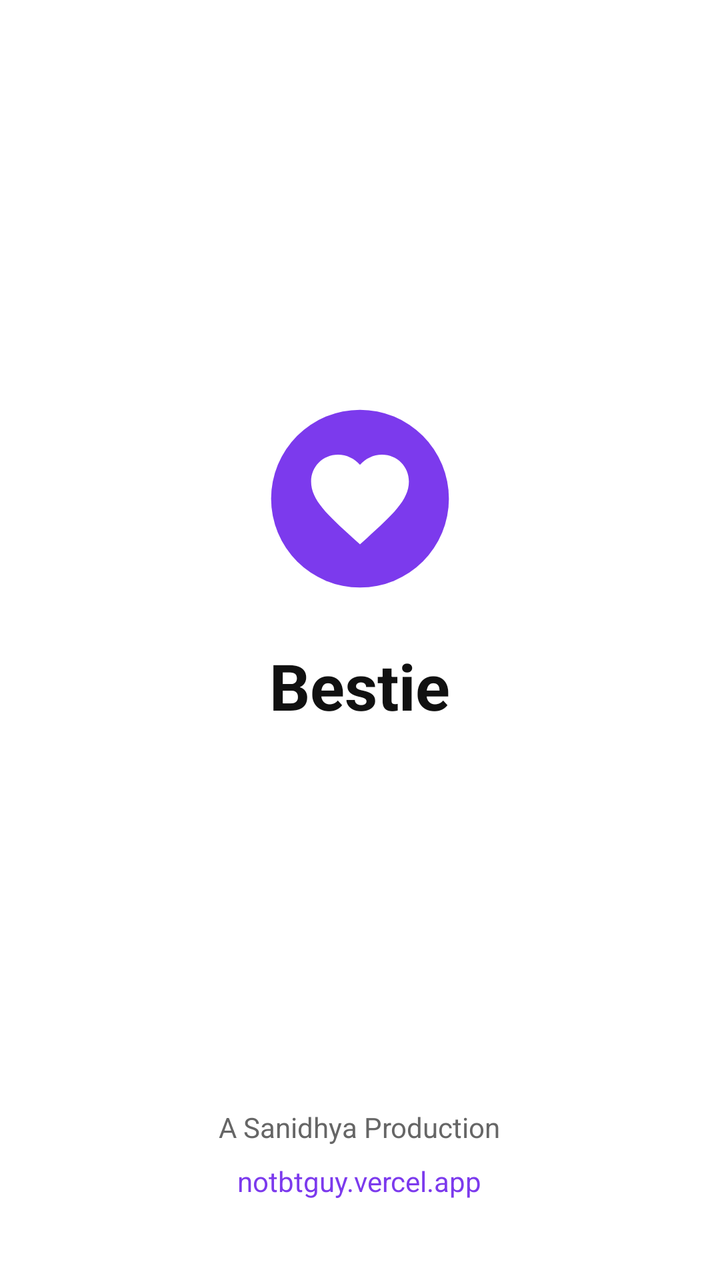
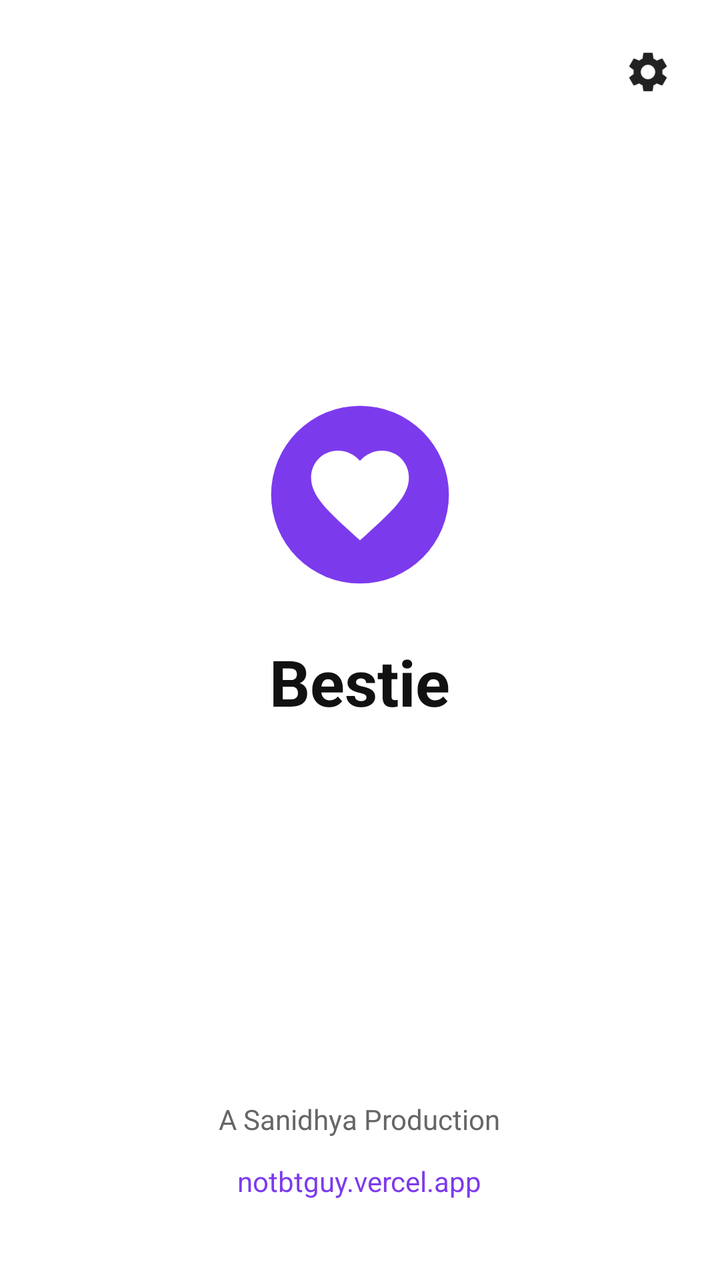

Two renders of the same Android screen: before a commit and after it. Below are the layout's source before the change and the commit's diff.
<!-- AndroidManifest.xml: activity theme Theme.Bestie.Starting -->
<!-- res/layout/activity_splash.xml -->
<?xml version="1.0" encoding="utf-8"?>
<LinearLayout xmlns:android="http://schemas.android.com/apk/res/android"
    android:layout_width="match_parent"
    android:layout_height="match_parent"
    android:background="@color/bg"
    android:gravity="center_horizontal"
    android:orientation="vertical">

    <LinearLayout
        android:layout_width="match_parent"
        android:layout_height="0dp"
        android:layout_weight="1"
        android:gravity="center"
        android:orientation="vertical">

        <ImageView
            android:layout_width="120dp"
            android:layout_height="120dp"
            android:contentDescription="@string/app_name"
            android:src="@drawable/ic_logo" />

        <TextView
            android:layout_width="wrap_content"
            android:layout_height="wrap_content"
            android:layout_marginTop="12dp"
            android:text="@string/app_name"
            android:textColor="@color/text_primary"
            android:textSize="32sp"
            android:textStyle="bold" />
    </LinearLayout>

    <TextView
        android:layout_width="wrap_content"
        android:layout_height="wrap_content"
        android:text="@string/splash_footer"
        android:textColor="@color/text_secondary"
        android:textSize="14sp" />

    <TextView
        android:id="@+id/splashLink"
        android:layout_width="wrap_content"
        android:layout_height="wrap_content"
        android:layout_marginBottom="32dp"
        android:padding="8dp"
        android:text="@string/splash_link"
        android:textColor="@color/bestie_purple"
        android:textSize="14sp" />
</LinearLayout>
<!-- resources referenced by this layout -->
<resources>
  <color name="bestie_purple">#7C3AED</color>
  <color name="bg">#FFFFFF</color>
  <color name="text_primary">#111111</color>
  <color name="text_secondary">#666666</color>
  <!-- drawable ic_logo (drawable) -->
  <vector xmlns:android="http://schemas.android.com/apk/res/android"
      android:width="108dp"
      android:height="108dp"
      android:viewportWidth="108"
      android:viewportHeight="108">
      <path
          android:fillColor="#7C3AED"
          android:pathData="M54,54m-40,0a40,40 0,1 1,80 0a40,40 0,1 1,-80 0" />
      <group
          android:scaleX="2.2"
          android:scaleY="2.2"
          android:translateX="27.6"
          android:translateY="27.6">
          <path
              android:fillColor="#FFFFFF"
              android:pathData="M12,21.35l-1.45,-1.32C5.4,15.36 2,12.28 2,8.5 2,5.42 4.42,3 7.5,3c1.74,0 3.41,0.81 4.5,2.09C13.09,3.81 14.76,3 16.5,3 19.58,3 22,5.42 22,8.5c0,3.78 -3.4,6.86 -8.55,11.54L12,21.35z" />
      </group>
  </vector>
  <string name="app_name">Bestie</string>
  <string name="splash_footer">A Sanidhya Production</string>
  <string name="splash_link">notbtguy.vercel.app</string>
  <style name="Theme.Bestie.Starting" parent="Theme.SplashScreen">
          <item name="windowSplashScreenBackground">@color/splash_bg</item>
          <item name="windowSplashScreenAnimatedIcon">@drawable/ic_logo</item>
          <item name="postSplashScreenTheme">@style/Theme.Bestie</item>
      </style>
  <color name="splash_bg">#FFFFFF</color>
  <style name="Theme.Bestie" parent="Theme.MaterialComponents.DayNight.NoActionBar">
          <item name="colorPrimary">@color/bestie_purple</item>
          <item name="colorPrimaryDark">@color/bestie_purple_dark</item>
          <item name="colorSecondary">@color/bestie_purple</item>
          <item name="android:windowBackground">@color/bg</item>
          <item name="android:statusBarColor">@color/bar_bg</item>
          <item name="android:navigationBarColor">@color/bar_bg</item>
          <item name="android:windowLightStatusBar" tools:targetApi="m">true</item>
      </style>
  <color name="bestie_purple_dark">#5B21B6</color>
  <color name="bar_bg">#F7F7F7</color>
</resources>

<!-- the commit's change to res/layout/activity_splash.xml (unified diff, before → after) -->
@@ -1,48 +1,65 @@
 <?xml version="1.0" encoding="utf-8"?>
-<LinearLayout xmlns:android="http://schemas.android.com/apk/res/android"
+<FrameLayout xmlns:android="http://schemas.android.com/apk/res/android"
     android:layout_width="match_parent"
     android:layout_height="match_parent"
-    android:background="@color/bg"
-    android:gravity="center_horizontal"
-    android:orientation="vertical">
+    android:background="@color/bg">
 
     <LinearLayout
         android:layout_width="match_parent"
-        android:layout_height="0dp"
-        android:layout_weight="1"
-        android:gravity="center"
+        android:layout_height="match_parent"
+        android:gravity="center_horizontal"
         android:orientation="vertical">
 
-        <ImageView
-            android:layout_width="120dp"
-            android:layout_height="120dp"
-            android:contentDescription="@string/app_name"
-            android:src="@drawable/ic_logo" />
+        <LinearLayout
+            android:layout_width="match_parent"
+            android:layout_height="0dp"
+            android:layout_weight="1"
+            android:gravity="center"
+            android:orientation="vertical">
+
+            <ImageView
+                android:layout_width="120dp"
+                android:layout_height="120dp"
+                android:contentDescription="@string/app_name"
+                android:src="@drawable/ic_logo" />
+
+            <TextView
+                android:layout_width="wrap_content"
+                android:layout_height="wrap_content"
+                android:layout_marginTop="12dp"
+                android:text="@string/app_name"
+                android:textColor="@color/text_primary"
+                android:textSize="32sp"
+                android:textStyle="bold" />
+        </LinearLayout>
 
         <TextView
             android:layout_width="wrap_content"
             android:layout_height="wrap_content"
-            android:layout_marginTop="12dp"
-            android:text="@string/app_name"
-            android:textColor="@color/text_primary"
-            android:textSize="32sp"
-            android:textStyle="bold" />
+            android:text="@string/splash_footer"
+            android:textColor="@color/text_secondary"
+            android:textSize="14sp" />
+
+        <TextView
+            android:id="@+id/splashLink"
+            android:layout_width="wrap_content"
+            android:layout_height="wrap_content"
+            android:layout_marginTop="4dp"
+            android:layout_marginBottom="32dp"
+            android:padding="8dp"
+            android:text="@string/splash_link"
+            android:textColor="@color/bestie_purple"
+            android:textSize="14sp" />
     </LinearLayout>
 
-    <TextView
+    <ImageButton
+        android:id="@+id/splashSettings"
         android:layout_width="wrap_content"
         android:layout_height="wrap_content"
-        android:text="@string/splash_footer"
-        android:textColor="@color/text_secondary"
-        android:textSize="14sp" />
-
-    <TextView
-        android:id="@+id/splashLink"
-        android:layout_width="wrap_content"
-        android:layout_height="wrap_content"
-        android:layout_marginBottom="32dp"
-        android:padding="8dp"
-        android:text="@string/splash_link"
-        android:textColor="@color/bestie_purple"
-        android:textSize="14sp" />
-</LinearLayout>
+        android:layout_gravity="top|end"
+        android:layout_margin="12dp"
+        android:background="?attr/selectableItemBackgroundBorderless"
+        android:contentDescription="@string/nav_settings"
+        android:padding="12dp"
+        android:src="@drawable/ic_settings" />
+</FrameLayout>
<!-- resource entries referenced after the edit -->
@@ -23,7 +23,17 @@
               android:pathData="M12,21.35l-1.45,-1.32C5.4,15.36 2,12.28 2,8.5 2,5.42 4.42,3 7.5,3c1.74,0 3.41,0.81 4.5,2.09C13.09,3.81 14.76,3 16.5,3 19.58,3 22,5.42 22,8.5c0,3.78 -3.4,6.86 -8.55,11.54L12,21.35z" />
       </group>
   </vector>
+  <!-- drawable ic_settings (drawable) -->
+  <vector xmlns:android="http://schemas.android.com/apk/res/android"
+      android:width="24dp"
+      android:height="24dp"
+      android:viewportWidth="24"
+      android:viewportHeight="24"
+      android:tint="@color/icon_tint">
+      <path android:fillColor="#FFFFFF" android:pathData="M19.14,12.94c0.04,-0.3 0.06,-0.61 0.06,-0.94 0,-0.32 -0.02,-0.64 -0.07,-0.94l2.03,-1.58c0.18,-0.14 0.23,-0.41 0.12,-0.61l-1.92,-3.32c-0.12,-0.22 -0.37,-0.29 -0.59,-0.22l-2.39,0.96c-0.5,-0.38 -1.03,-0.7 -1.62,-0.94L14.4,2.81c-0.04,-0.24 -0.24,-0.41 -0.48,-0.41h-3.84c-0.24,0 -0.43,0.17 -0.47,0.41L9.25,5.35C8.66,5.59 8.12,5.92 7.63,6.29L5.24,5.33c-0.22,-0.08 -0.47,0 -0.59,0.22L2.74,8.87C2.62,9.08 2.66,9.34 2.86,9.48l2.03,1.58C4.84,11.36 4.8,11.69 4.8,12s0.02,0.64 0.07,0.94l-2.03,1.58c-0.18,0.14 -0.23,0.41 -0.12,0.61l1.92,3.32c0.12,0.22 0.37,0.29 0.59,0.22l2.39,-0.96c0.5,0.38 1.03,0.7 1.62,0.94l0.36,2.54c0.05,0.24 0.24,0.41 0.48,0.41h3.84c0.24,0 0.44,-0.17 0.47,-0.41l0.36,-2.54c0.59,-0.24 1.13,-0.56 1.62,-0.94l2.39,0.96c0.22,0.08 0.47,0 0.59,-0.22l1.92,-3.32c0.12,-0.22 0.07,-0.47 -0.12,-0.61L19.14,12.94zM12,15.6c-1.98,0 -3.6,-1.62 -3.6,-3.6s1.62,-3.6 3.6,-3.6 3.6,1.62 3.6,3.6 -1.62,3.6 -3.6,3.6z" />
+  </vector>
   <string name="app_name">Bestie</string>
+  <string name="nav_settings">Settings</string>
   <string name="splash_footer">A Sanidhya Production</string>
   <string name="splash_link">notbtguy.vercel.app</string>
   <style name="Theme.Bestie.Starting" parent="Theme.SplashScreen">
@@ -31,6 +41,7 @@
           <item name="windowSplashScreenAnimatedIcon">@drawable/ic_logo</item>
           <item name="postSplashScreenTheme">@style/Theme.Bestie</item>
       </style>
+  <color name="icon_tint">#222222</color>
   <color name="splash_bg">#FFFFFF</color>
   <style name="Theme.Bestie" parent="Theme.MaterialComponents.DayNight.NoActionBar">
           <item name="colorPrimary">@color/bestie_purple</item>
